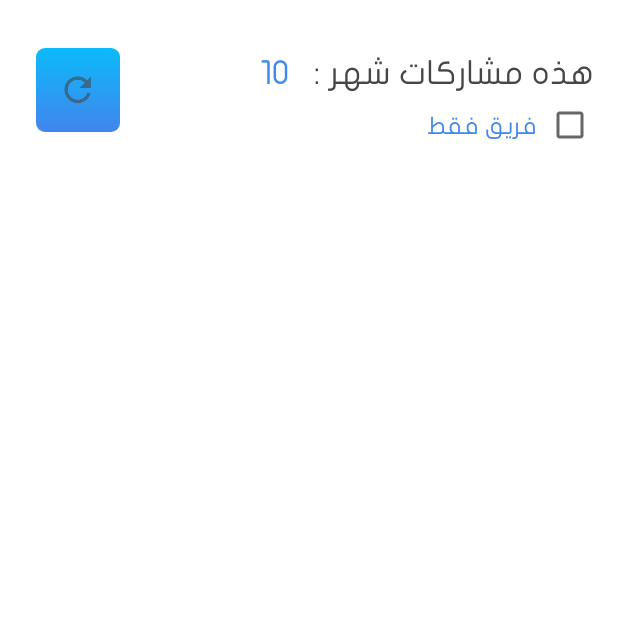
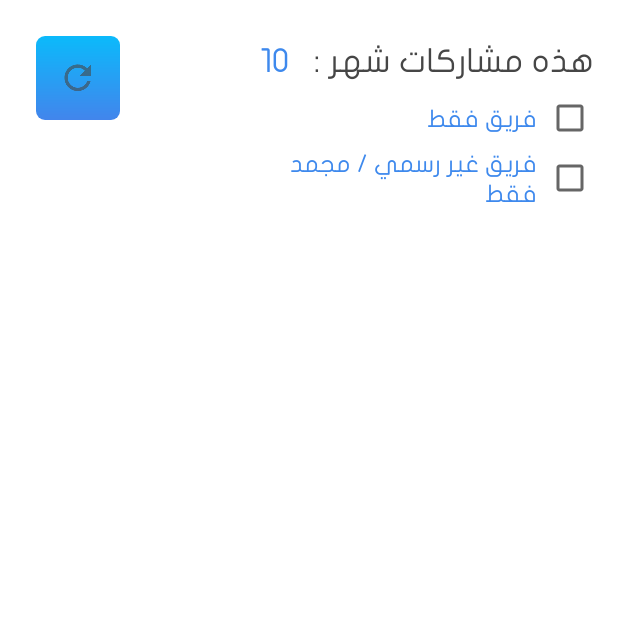
Before and after one commit to sha3er97/Mosharkaty, an Android app: the AdminShowStatisticsActivity screen opened directly, with no data from a screen before it, on a phone screen of 412 x 824 dp, the top half of it. Run offline under Robolectric (Android 15) with nearby library versions, the phone set to English and light mode, and no system bars; our stand-ins replace Firebase (no records; nobody signed in at launch, a user with empty details on screens opened directly); 1 statement that could not run was skipped.

Commit message:
[2.1.7] finalize

```diff
--- a/app/src/main/java/com/resala/mosharkaty/AdminMrkzyReportsActivity.java
+++ b/app/src/main/java/com/resala/mosharkaty/AdminMrkzyReportsActivity.java
@@ -358,7 +358,7 @@ public class AdminMrkzyReportsActivity extends AppCompatActivity {
                             if (Integer.parseInt(splittedDate[0]) >= start_day
                                     && Integer.parseInt(splittedDate[0]) <= end_day) {
                               if (event.type.matches("(.*)اورينتيشن(.*)")) OrientationCounter++;
-                              if (event.type.matches("(.*)سيشن(.*)")) CoursesCounter++;
+                              else if (event.type.matches("(.*)سيشن(.*)")) CoursesCounter++;
                               else EventsCounter++;
                             }
                           }
--- a/app/src/main/java/com/resala/mosharkaty/AdminWeeklyReportActivity.java
+++ b/app/src/main/java/com/resala/mosharkaty/AdminWeeklyReportActivity.java
@@ -346,7 +346,8 @@ public class AdminWeeklyReportActivity extends AppCompatActivity {
     TextView orientationCount = findViewById(R.id.orientationCount);
     TextView coursesCount = findViewById(R.id.coursesCount);
     EventsRef = database.getReference("reports").child(userBranch);
-    EventsRef.child(String.valueOf(selected_month)).addListenerForSingleValueEvent(
+    EventsRef.child(String.valueOf(selected_month))
+            .addListenerForSingleValueEvent(
                     new ValueEventListener() {
                       @Override
                       public void onDataChange(@NonNull DataSnapshot dataSnapshot) {
@@ -360,7 +361,7 @@ public class AdminWeeklyReportActivity extends AppCompatActivity {
                             if (Integer.parseInt(splittedDate[0]) >= start_day
                                     && Integer.parseInt(splittedDate[0]) <= end_day) {
                               if (event.type.matches("(.*)اورينتيشن(.*)")) OrientationCounter++;
-                      if (event.type.matches("(.*)سيشن(.*)")) CoursesCounter++;
+                              else if (event.type.matches("(.*)سيشن(.*)")) CoursesCounter++;
                               else EventsCounter++;
                             }
                   }
--- a/app/src/main/java/com/resala/mosharkaty/fragments/AddEventReportFragment.java
+++ b/app/src/main/java/com/resala/mosharkaty/fragments/AddEventReportFragment.java
@@ -32,12 +32,14 @@ public class AddEventReportFragment extends Fragment {
           "مستشفي",
           "معرض داخل الفرع",
           "معرض خارج الفرع",
-          "معرض خارج الفرع",
           "ايفنت فرز",
+          "ايفنت ولاد عم",
           "كورس / سيشن",
           "كرنفال",
           "ورشة اتصالات",
           "اوتينج",
+          "عزومة",
+          "كامب",
           "نقلة",
           "اورينتيشن"
   };
--- a/app/src/main/java/com/resala/mosharkaty/fragments/AddMeetingFragment.java
+++ b/app/src/main/java/com/resala/mosharkaty/fragments/AddMeetingFragment.java
@@ -57,7 +57,8 @@ public class AddMeetingFragment extends Fragment {
             "اجتماع مركزية متابعة",
             "اجتماع مركزية اتصالات",
             "اجتماع لجنة دعايا",
-            "اجتماع لجان مجمع",
+            "اجتماع المديرين التنفيذيين",
+            "اجتماع هدود الفروع",
             "اجتماع ادارة فنية",
             "اجتماع مسؤولين النشاط",
             "اجتماع فريق عمل النشاط"
--- a/app/src/main/java/com/resala/mosharkaty/fragments/AdminAddGroupMosharkaFragment.java
+++ b/app/src/main/java/com/resala/mosharkaty/fragments/AdminAddGroupMosharkaFragment.java
@@ -60,6 +60,9 @@ public class AdminAddGroupMosharkaFragment extends androidx.fragment.app.Fragmen
           "دعايا",
           "اوتينج",
           "كامب",
+          "عزومة",
+          "بلاغ مكافحة",
+          "حملة مكافحة",
           "نزول الفرع",
           "اخري / بيت"
   };
--- a/app/src/main/res/layout/activity_admin_show_statistics.xml
+++ b/app/src/main/res/layout/activity_admin_show_statistics.xml
@@ -12,7 +12,7 @@
         android:layout_width="wrap_content"
         android:layout_height="wrap_content"
         android:layout_marginStart="24dp"
-        android:layout_marginTop="32dp"
+        android:layout_marginTop="24dp"
         android:background="@drawable/btn_gradient_blue"
         android:onClick="refreshStatistics"
         android:padding="16dp"
@@ -52,12 +52,12 @@
         android:id="@+id/mosharkatnaRecyclerView"
         android:layout_width="match_parent"
         android:layout_height="0dp"
-        android:layout_marginTop="16dp"
+        android:layout_marginTop="8dp"
         android:layout_marginBottom="8dp"
         app:layout_constraintBottom_toBottomOf="parent"
         app:layout_constraintEnd_toEndOf="parent"
         app:layout_constraintStart_toStartOf="parent"
-        app:layout_constraintTop_toBottomOf="@+id/refresh_btn" />
+        app:layout_constraintTop_toBottomOf="@+id/checkbox2Text" />
 
     <CheckBox
         android:id="@+id/Filtercheckbox"
@@ -65,13 +65,11 @@
         android:layout_height="wrap_content"
         android:layout_marginTop="8dp"
         android:layout_marginEnd="16dp"
-        android:layout_marginBottom="8dp"
-        app:layout_constraintBottom_toTopOf="@+id/mosharkatnaRecyclerView"
         app:layout_constraintEnd_toEndOf="parent"
         app:layout_constraintTop_toBottomOf="@+id/textView23" />
 
     <TextView
-        android:id="@+id/checkbox2Text"
+        android:id="@+id/checkboxText"
         android:layout_width="wrap_content"
         android:layout_height="wrap_content"
         android:layout_marginEnd="6dp"
@@ -82,4 +80,29 @@
         app:layout_constraintBottom_toBottomOf="@+id/Filtercheckbox"
         app:layout_constraintEnd_toStartOf="@+id/Filtercheckbox"
         app:layout_constraintTop_toTopOf="@+id/Filtercheckbox" />
+
+    <CheckBox
+        android:id="@+id/Filter2checkbox"
+        android:layout_width="wrap_content"
+        android:layout_height="wrap_content"
+        android:layout_marginTop="8dp"
+        android:layout_marginEnd="16dp"
+        app:layout_constraintEnd_toEndOf="parent"
+        app:layout_constraintTop_toBottomOf="@+id/Filtercheckbox" />
+
+    <TextView
+        android:id="@+id/checkbox2Text"
+        android:layout_width="0dp"
+        android:layout_height="wrap_content"
+        android:layout_marginEnd="6dp"
+        android:fontFamily="@font/new_jf"
+        android:gravity="right"
+        android:lineSpacingExtra="3sp"
+        android:text="@string/magamad_filter_text"
+        android:textColor="@color/new_text_blue"
+        android:textSize="16sp"
+        app:layout_constraintBottom_toBottomOf="@+id/Filter2checkbox"
+        app:layout_constraintEnd_toStartOf="@+id/Filter2checkbox"
+        app:layout_constraintStart_toStartOf="@+id/current_month"
+        app:layout_constraintTop_toTopOf="@+id/Filter2checkbox" />
 </androidx.constraintlayout.widget.ConstraintLayout>
--- a/app/src/main/res/values/strings.xml
+++ b/app/src/main/res/values/strings.xml
@@ -191,4 +191,5 @@
     <string name="events_reports_tab_text_1">اضافة حدث</string>
     <string name="events_reports_tab_text_2">عرض الاحداث</string>
     <string name="welcome_text">Welcome</string>
+    <string name="magamad_filter_text">فريق غير رسمي / مجمد فقط</string>
 </resources>
```
Also changed, not shown: app/src/main/java/com/resala/mosharkaty/AdminShowStatisticsActivity.java (+28 -3 lines). Lines whose indentation alone changed are shown as unchanged.
